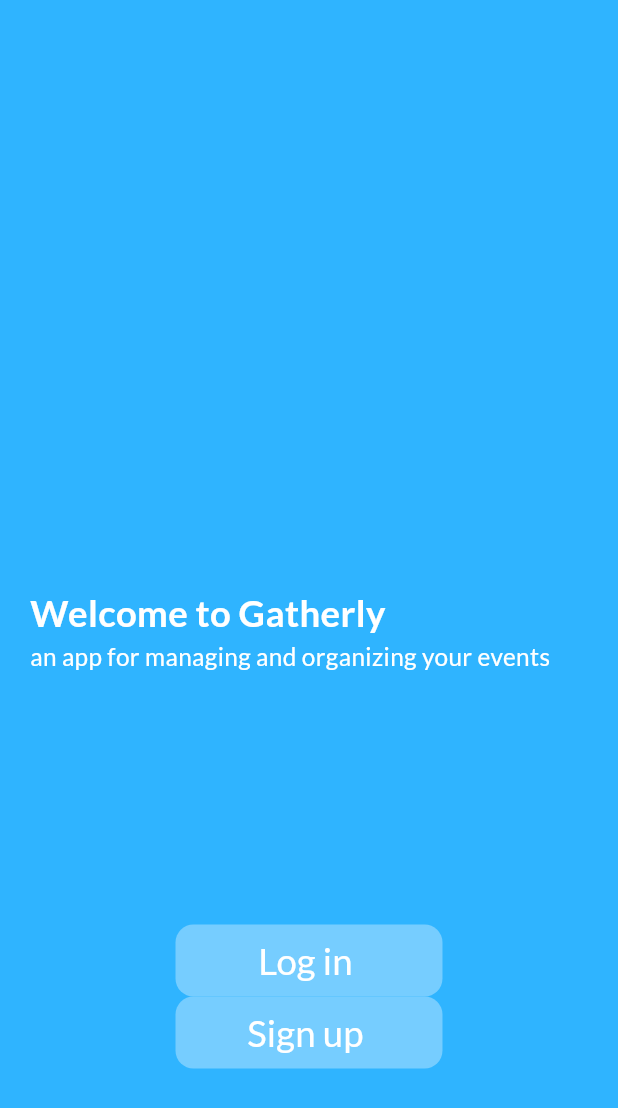
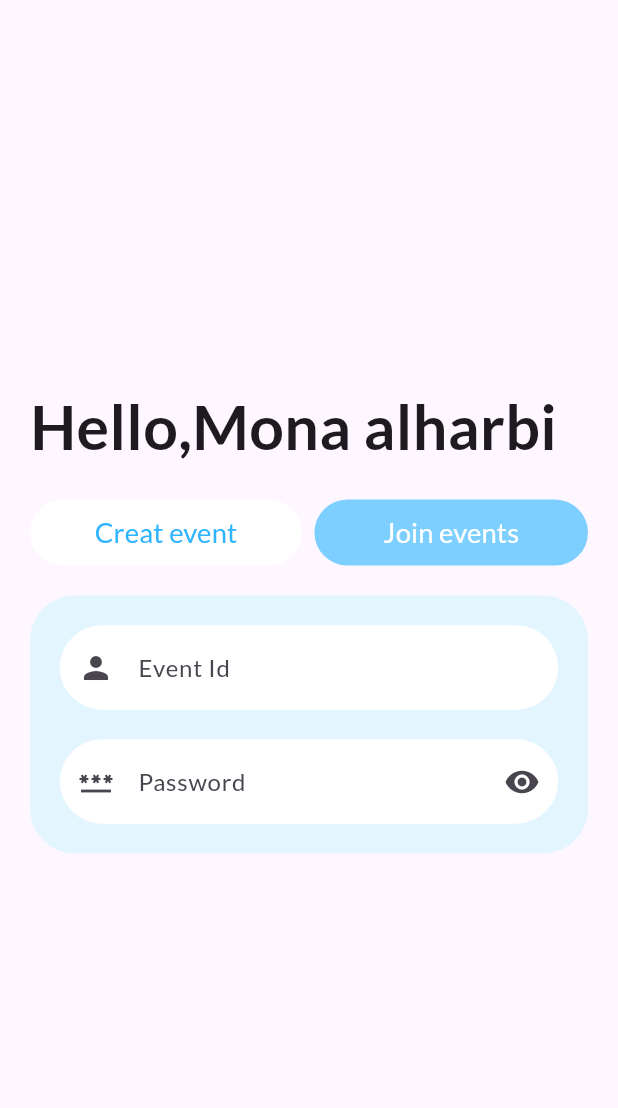
Before and after one commit to abdelrahman3003/Garherly, a Flutter app: the screen it shows after launch, on a phone screen of 412 x 824 dp. Shown: the top 1108 px of the screen. Run offline on Flutter 3.47's test engine with Material 3 defaults, Android fonts, the phone set to English and light mode, and no system bars; our stand-ins replace flutter_screenutil, flutter_svg, get, google_fonts; project files that could hold a hidden picture were left out.

Commit message:
event featues

```diff
--- a/lib/core/constatnt/app_color.dart
+++ b/lib/core/constatnt/app_color.dart
@@ -1,6 +1,8 @@
 import 'package:flutter/material.dart';
 
-class ColorsApp {
+class AppColor {
   static const Color primary = Color(0xff2fb4ff);
   static const Color secondry = Color(0xff778CEFF);
+  static const Color third = Color(0xffE3F5FF);
+  static const Color white = Colors.white;
 }
--- a/lib/core/constatnt/routApp.dart
+++ b/lib/core/constatnt/routApp.dart
@@ -1,10 +1,20 @@
+import 'package:gatherly/view/auth/signin/signin_view.dart';
+import 'package:gatherly/view/auth/signup/signup_view.dart';
+import 'package:gatherly/view/event/join_event/join_event_view.dart';
 import 'package:gatherly/view/splash/splash_view.dart';
 import 'package:gatherly/view/welcome/welcome_view.dart';
 import 'package:get/get_navigation/src/routes/get_route.dart';
 
 const kSplashView = "/SplashView";
 const kWelcomeView = "/WelcomeView";
+const kSignInView = "/SignInView";
+const kSignUpView = "/SignUpView";
+const kCreateEventView = "/CreateEventView";
+const kJoinEventView = "/JoinEventView";
 List<GetPage<dynamic>>? getPages = [
-  GetPage(name: "/", page: () => const SplashView()),
+  GetPage(name: kSplashView, page: () => const SplashView()),
   GetPage(name: kWelcomeView, page: () => const WelcomeView()),
+  GetPage(name: kSignInView, page: () => const SignInView()),
+  GetPage(name: kSignUpView, page: () => const SignUpView()),
+  GetPage(name: "/", page: () => const JoinEventView()),
 ];
--- a/lib/core/shared/app_button.dart
+++ b/lib/core/shared/app_button.dart
@@ -1,32 +1,29 @@
 import 'package:flutter/material.dart';
 import 'package:flutter_screenutil/flutter_screenutil.dart';
-import 'package:gatherly/core/constatnt/app_color.dart';
 
 class AppButton extends StatelessWidget {
-  const AppButton({super.key, this.onPressed, required this.name});
+  const AppButton(
+      {super.key,
+      this.onPressed,
+      required this.name,
+      this.textColor,
+      this.textSize});
   final void Function()? onPressed;
+  final Color? textColor;
+  final double? textSize;
   final String name;
   @override
   Widget build(BuildContext context) {
-    return Container(
-
-      decoration: BoxDecoration(borderRadius: BorderRadius.circular(12),
-      color: ColorsApp.secondry,
-      ),
-      child: MaterialButton(
-        padding: const EdgeInsets.symmetric(horizontal: 20),
-
+    return MaterialButton(
       onPressed: onPressed,
-
       height: 41.h,
       minWidth: 162.w,
       child: Text(
         name,
         style: TextStyle(
-            fontSize: 24.sp,
-            color: Colors.white,
+          fontSize: textSize ?? 24.sp,
+          color: textColor ?? Colors.white,
           fontWeight: FontWeight.w400,
-          ),
         ),
       ),
     );
--- a/lib/main.dart
+++ b/lib/main.dart
@@ -1,5 +1,7 @@
 import 'package:flutter/material.dart';
 import 'package:flutter_screenutil/flutter_screenutil.dart';
+import 'package:gatherly/core/constatnt/routApp.dart';
+import 'package:gatherly/view/splash/splash_view.dart';
 import 'package:gatherly/view/welcome/welcome_view.dart';
 import 'package:get/get_navigation/src/root/get_material_app.dart';
 import 'package:google_fonts/google_fonts.dart';
@@ -20,9 +22,8 @@ class Gatherly extends StatelessWidget {
         splitScreenMode: true,
         builder: (context, child) => GetMaterialApp(
               debugShowCheckedModeBanner: false,
-              title: 'Flutter Dem',
               theme: ThemeData(textTheme: GoogleFonts.latoTextTheme()),
-              home: const WelcomeView(),
+              getPages: getPages,
             ));
   }
 }
--- /dev/null
+++ b/lib/view/event/join_event/join_event_view.dart
@@ -0,0 +1,111 @@
+import 'package:flutter/material.dart';
+import 'package:flutter_screenutil/flutter_screenutil.dart';
+import 'package:flutter_svg/svg.dart';
+import 'package:gatherly/core/constatnt/app_color.dart';
+import 'package:gatherly/core/shared/app_button.dart';
+
+class JoinEventView extends StatelessWidget {
+  const JoinEventView({super.key});
+
+  @override
+  Widget build(BuildContext context) {
+    return Scaffold(
+        body: Padding(
+      padding: const EdgeInsets.symmetric(horizontal: 20),
+      child: Column(
+        mainAxisAlignment: MainAxisAlignment.center,
+        crossAxisAlignment: CrossAxisAlignment.start,
+        children: [
+          Text(
+            "Hello,Mona alharbi",
+            style: TextStyle(
+              fontSize: 40.sp,
+              fontWeight: FontWeight.bold,
+            ),
+          ),
+          SizedBox(height: 20),
+          Row(
+            mainAxisAlignment: MainAxisAlignment.spaceBetween,
+            children: [
+              Container(
+                  width: 165.w,
+                  height: 44,
+                  decoration: BoxDecoration(
+                    borderRadius: BorderRadius.circular(30),
+                    color: Colors.white,
+                  ),
+                  child: AppButton(
+                    name: "Creat event",
+                    onPressed: () {},
+                    textColor: AppColor.primary,
+                    textSize: 18.sp,
+                  )),
+              Container(
+                  width: 166.w,
+                  height: 44,
+                  decoration: BoxDecoration(
+                    borderRadius: BorderRadius.circular(30),
+                    color: AppColor.secondry,
+                  ),
+                  child: AppButton(
+                    name: "Join events",
+                    textSize: 18.sp,
+                    onPressed: () {},
+                  )),
+            ],
+          ),
+          const SizedBox(height: 20),
+          Container(
+            padding: const EdgeInsets.all(20),
+            decoration: BoxDecoration(
+                color: AppColor.third, borderRadius: BorderRadius.circular(30)),
+            child: Column(
+              children: [
+                TextFormField(
+                  decoration: InputDecoration(
+                    hintText: "Event Id",
+                    prefixIcon: const Icon(Icons.person),
+                    fillColor: AppColor.white,
+                    filled: true,
+                    focusedBorder: OutlineInputBorder(
+                        borderSide:
+                            BorderSide(color: AppColor.white, width: 1.3.h),
+                        borderRadius: BorderRadius.circular(25)),
+                    enabledBorder: OutlineInputBorder(
+                        borderSide:
+                            BorderSide(color: AppColor.white, width: 1.3.h),
+                        borderRadius: BorderRadius.circular(250)),
+                  ),
+                ),
+                const SizedBox(height: 20),
+                TextFormField(
+                  decoration: InputDecoration(
+                    hintText: "Password",
+                    prefixIcon: const Icon(Icons.password),
+                    suffixIcon: const Icon(Icons.remove_red_eye),
+                    fillColor: AppColor.white,
+                    filled: true,
+                    focusedBorder: OutlineInputBorder(
+                        borderSide:
+                            BorderSide(color: AppColor.white, width: 1.3.h),
+                        borderRadius: BorderRadius.circular(25)),
+                    enabledBorder: OutlineInputBorder(
+                        borderSide:
+                            BorderSide(color: AppColor.white, width: 1.3.h),
+                        borderRadius: BorderRadius.circular(250)),
+                  ),
+                ),
+              ],
+            ),
+          ),
+
+          // SvgPicture.asset(
+          //   "assets/icons/iconPlus.svg",
+          //   width: 100.w,
+          //   height: 100.h,
+          // )
+        ],
+      ),
+    ));
+  }
+}
--- a/lib/view/splash/splash_view.dart
+++ b/lib/view/splash/splash_view.dart
@@ -1,4 +1,5 @@
 import 'package:flutter/material.dart';
+import 'package:gatherly/core/constatnt/app_color.dart';
 
 import 'widgets/spalsh_view_body.dart';
 
@@ -7,6 +8,9 @@
 
   @override
   Widget build(BuildContext context) {
-    return Scaffold(body: SplashBody());
+    return Scaffold(
+      backgroundColor: AppColor.primary,
+      body: SplashBody(),
+    );
   }
 }
--- a/lib/view/splash/widgets/spalsh_view_body.dart
+++ b/lib/view/splash/widgets/spalsh_view_body.dart
@@ -19,7 +19,7 @@ class _SplashBodyState extends State<SplashBody>
   @override
   void initState() {
     animate();
-    Get.offNamed(kWelcomeView);
+ //   Get.offNamed(kWelcomeView);
     super.initState();
   }
 
--- a/lib/view/welcome/welcome_view.dart
+++ b/lib/view/welcome/welcome_view.dart
@@ -8,7 +8,7 @@ class WelcomeView extends StatelessWidget {
   @override
   Widget build(BuildContext context) {
     return const Scaffold(
-      backgroundColor: ColorsApp.primary,
+      backgroundColor: AppColor.primary,
       body: WelcomeViewBody(),
     );
   }
--- a/pubspec.yaml
+++ b/pubspec.yaml
@@ -35,6 +35,7 @@ dependencies:
     sdk: flutter
   flutter_native_splash: ^2.4.0
   flutter_screenutil: ^5.9.0
+  flutter_svg: ^2.0.10+1
   get: ^4.6.6
   google_fonts: ^6.2.1
 
@@ -55,9 +56,8 @@ flutter:
   # the material Icons class.
   uses-material-design: true
   # To add assets to your application, add an assets section, like this:
-  # assets:
-  #   - images/a_dot_burr.jpeg
-  #   - images/a_dot_ham.jpeg
+  assets:
+    - assets/icons/iconPlus.svg
   # An image asset can refer to one or more resolution-specific "variants", see
   # https://flutter.dev/assets-and-images/#resolution-aware
   # For details regarding adding assets from package dependencies, see
```
Also changed, not shown: lib/gen/assets.gen.dart (added, +24 -0 lines), lib/view/auth/signin/signin_view.dart (added, +74 -0 lines), lib/view/auth/signup/signup_view.dart (added, +89 -0 lines), lib/view/splash/widgets/textAnimatio.dart (+6 -3 lines), lib/view/welcome/widget/welcome_View_Body.dart (+35 -5 lines), assets/icons/iconPlus.svg (added), pubspec.lock. Lines whose indentation alone changed are shown as unchanged.
